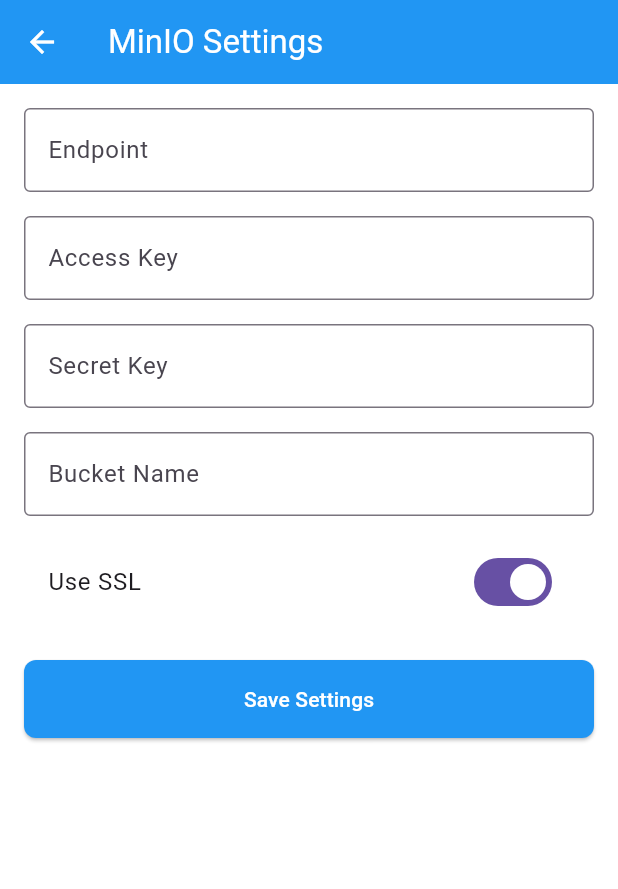
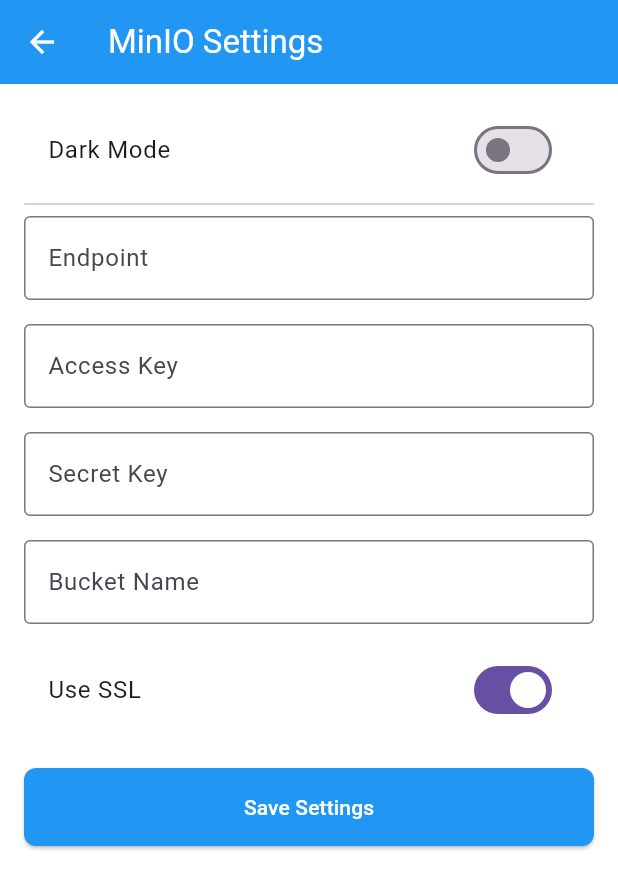
Before and after one commit to arshiasir/minionette, a Flutter app: the screen it shows after launch, on a phone screen of 412 x 824 dp. Shown: the top 889 px of the screen. Run offline on Flutter 3.47's test engine with Material 3 defaults, Android fonts, the phone set to English and light mode, and no system bars; our stand-ins replace file_picker, get, get_storage; missing offline and left inert: minio.

Commit message:
Integrate ThemeController for dynamic theme management
- Added ThemeController to manage light and dark themes in the application.
- Updated main.dart to initialize ThemeController and set themeMode based on its state.
- Refactored bucket_management_view.dart to use Get.theme for consistent theming.
- Enhanced settings_view.dart to include a toggle for dark mode, allowing users to switch themes dynamically.
- Updated settings_controller.dart to utilize ThemeController for theme state management.

```diff
--- a/lib/app/controllers/theme_controller.dart
+++ b/lib/app/controllers/theme_controller.dart
@@ -1,7 +1,6 @@
 import 'package:flutter/material.dart';
 import 'package:get/get.dart';
 import 'package:get_storage/get_storage.dart';
-import '../theme/app_theme.dart';
 
 class ThemeController extends GetxController {
   final _storage = GetStorage();
--- a/lib/app/modules/home/views/bucket_management_view.dart
+++ b/lib/app/modules/home/views/bucket_management_view.dart
@@ -112,13 +112,13 @@ class BucketManagementView extends GetView<HomeController> {
                     child: ListTile(
                       leading: Icon(
                         Icons.folder,
-                        color: isCurrentBucket ? Theme.of(context).primaryColor : null,
+                        color: isCurrentBucket ? Get.theme.primaryColor : null,
                       ),
                       title: Text(
                         bucket,
                         style: TextStyle(
                           fontWeight: isCurrentBucket ? FontWeight.bold : null,
-                          color: isCurrentBucket ? Theme.of(context).primaryColor : null,
+                          color: isCurrentBucket ? Get.theme.primaryColor : null,
                         ),
                       ),
                       subtitle: isCurrentBucket
--- a/lib/app/modules/settings/controllers/settings_controller.dart
+++ b/lib/app/modules/settings/controllers/settings_controller.dart
@@ -1,9 +1,11 @@
 import 'package:get/get.dart';
 import 'package:get_storage/get_storage.dart';
+import 'package:minionette/app/controllers/theme_controller.dart';
 import '../../../services/minio_service.dart';
 
 class SettingsController extends GetxController {
   final MinioService _minioService = Get.find<MinioService>();
+  final ThemeController themeController = Get.find<ThemeController>();
   final _storage = GetStorage();
 
   final RxString endpoint = ''.obs;
@@ -20,12 +22,13 @@ class SettingsController extends GetxController {
   static const String _bucketKey = 'minio_bucket';
   static const String _useSSLKey = 'minio_use_ssl';
 
+
+
   @override
   void onInit() {
     super.onInit();
     loadSettings();
   }
-
   void loadSettings() {
     endpoint.value = _storage.read(_endpointKey) ?? '';
     accessKey.value = _storage.read(_accessKeyKey) ?? '';
--- a/lib/app/modules/settings/views/settings_view.dart
+++ b/lib/app/modules/settings/views/settings_view.dart
@@ -1,6 +1,7 @@
 import 'package:flutter/material.dart';
 import 'package:get/get.dart';
 import '../controllers/settings_controller.dart';
+import '../../../controllers/theme_controller.dart';
 
 class SettingsView extends GetView<SettingsController> {
   const SettingsView({super.key});
@@ -11,7 +12,8 @@ class SettingsView extends GetView<SettingsController> {
       appBar: AppBar(
         title: const Text('MinIO Settings'),
       ),
-      body: Obx(() {
+      body: GetX<SettingsController>(
+        builder: (controller) {
           if (controller.isLoading.value) {
             return const Center(child: CircularProgressIndicator());
           }
@@ -34,6 +36,16 @@ class SettingsView extends GetView<SettingsController> {
                       style: TextStyle(color: Colors.red.shade900),
                     ),
                   ),
+                // Theme Toggle
+
+                SwitchListTile(
+                  title: const Text('Dark Mode'),
+                  value: controller.themeController.isDarkMode,
+                  onChanged: (value) =>
+                      controller.themeController.toggleTheme(),
+                ),
+                const Divider(),
+                // MinIO Settings
                 TextField(
                   decoration: const InputDecoration(
                     labelText: 'Endpoint',
@@ -68,11 +80,13 @@ class SettingsView extends GetView<SettingsController> {
                   onChanged: (value) => controller.bucket.value = value,
                 ),
                 const SizedBox(height: 16),
-              Obx(() => SwitchListTile(
+                GetX<SettingsController>(
+                  builder: (ctrl) => SwitchListTile(
                     title: const Text('Use SSL'),
-                    value: controller.useSSL.value,
-                    onChanged: (value) => controller.toggleSSL(),
-                  )),
+                    value: ctrl.useSSL.value,
+                    onChanged: (value) => ctrl.toggleSSL(),
+                  ),
+                ),
                 const SizedBox(height: 24),
                 ElevatedButton(
                   onPressed: controller.saveSettings,
@@ -84,7 +98,8 @@ class SettingsView extends GetView<SettingsController> {
               ],
             ),
           );
-      }),
+        },
+      ),
     );
   }
 }
--- a/lib/main.dart
+++ b/lib/main.dart
@@ -4,10 +4,12 @@ import 'package:get_storage/get_storage.dart';
 import 'app/routes/app_pages.dart';
 import 'app/routes/app_routes.dart';
 import 'app/theme/app_theme.dart';
+import 'app/controllers/theme_controller.dart';
 
 void main() async {
   WidgetsFlutterBinding.ensureInitialized();
   await GetStorage.init();
+  Get.put(ThemeController());
   runApp(const MyApp());
 }
 
@@ -16,11 +18,13 @@ class MyApp extends StatelessWidget {
 
   @override
   Widget build(BuildContext context) {
+    final themeController = Get.find<ThemeController>();
+
     return GetMaterialApp(
       title: 'Minionette',
       theme: AppTheme.lightTheme,
       darkTheme: AppTheme.darkTheme,
-      themeMode: ThemeMode.system,
+      themeMode: themeController.theme,
       initialRoute: AppRoutes.HOME,
       getPages: AppPages.routes,
       debugShowCheckedModeBanner: false,
```
Lines whose indentation alone changed are shown as unchanged.
